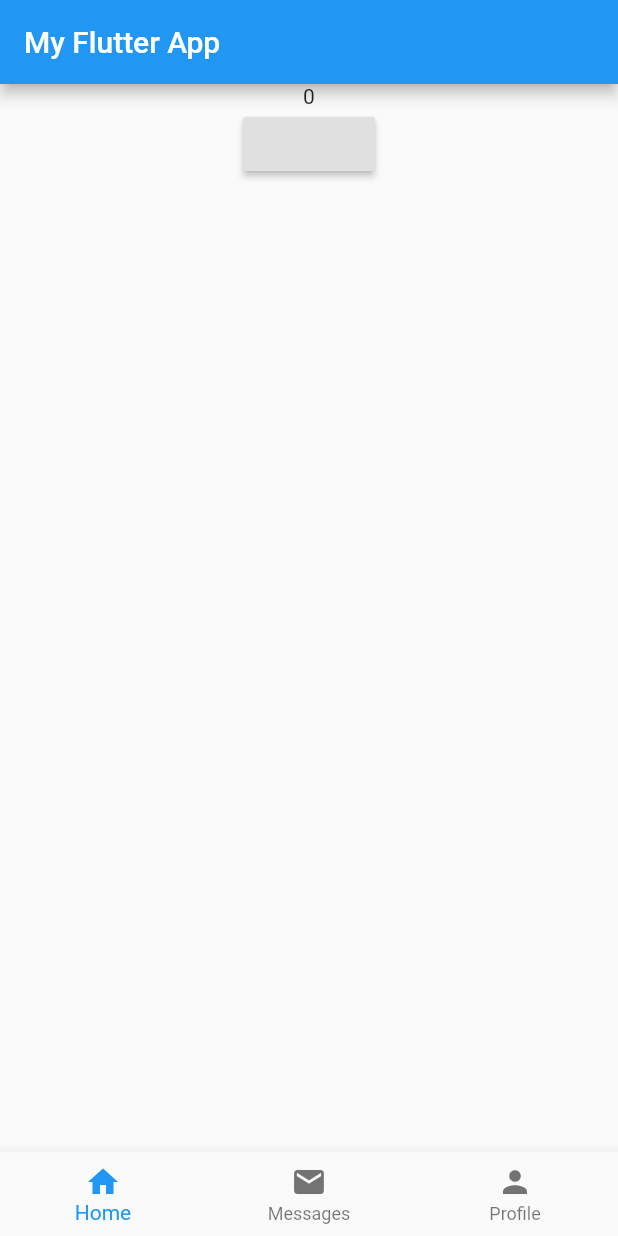
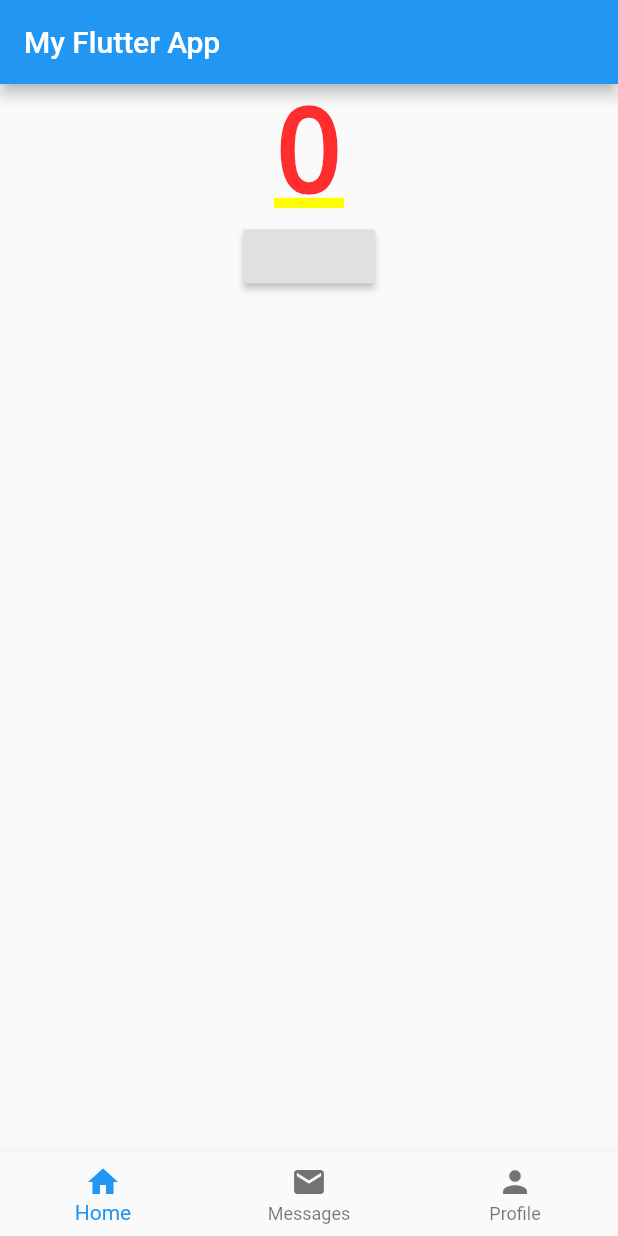
Before and after one commit to bmk5cc/incentivised_recycling, a Flutter app: the screen it shows after launch, on a phone screen of 412 x 824 dp. Run offline on Flutter 3.47's test engine with Material 2 defaults, Android fonts, the phone set to English and light mode, and no system bars.

Commit message:
switched to rich text

```diff
--- a/lib/home_widget.dart
+++ b/lib/home_widget.dart
@@ -16,7 +16,15 @@ class _HomeState extends State<Home> {
     _children = [
       Column(
         children: <Widget>[
-          Text(_todayCount.toString()),
+          RichText(
+            text: TextSpan(
+              text: _todayCount.toString(),
+              style: DefaultTextStyle.of(context).style.apply(fontSizeDelta: 30), //using this to change font size, but not working
+              children: <TextSpan>[
+              ],
+            ),
+          ),
+
           IncrementButton(incrementCounts),
         ],
       ),
```
